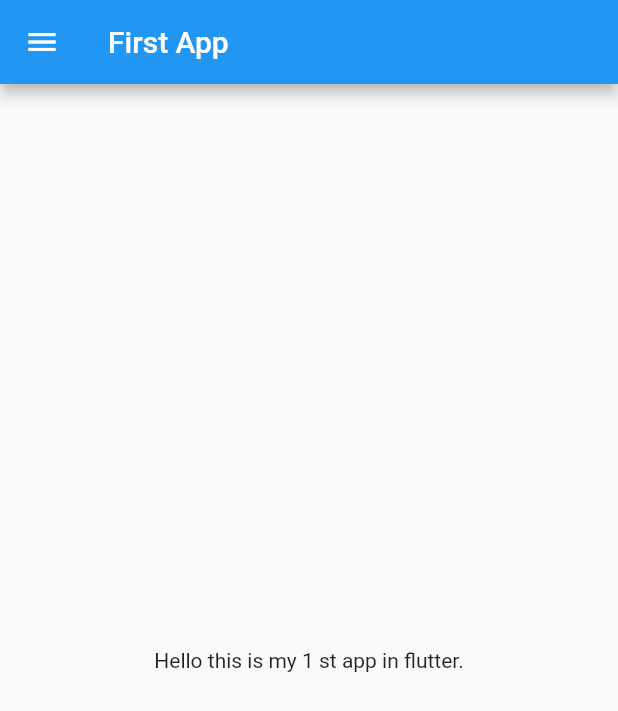
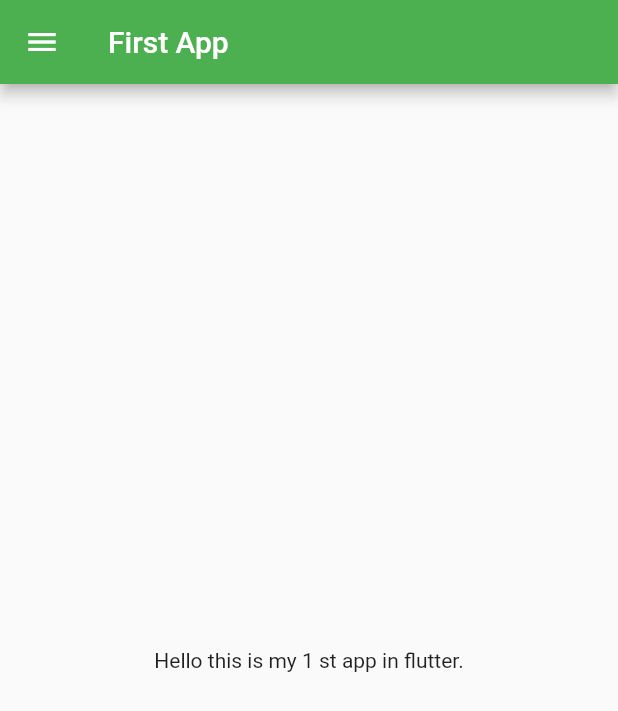
Before and after one commit to KrishnaTrada/Catalog-App, a Flutter app: the screen it shows after launch, on a phone screen of 412 x 824 dp. Shown: the top 711 px of the screen. Run offline on Flutter 3.47's test engine with Material 2 defaults, Android fonts, the phone set to English and light mode, and no system bars.

Commit message:
day3 is completed

```diff
--- a/lib/home_page.dart
+++ b/lib/home_page.dart
@@ -3,18 +3,18 @@ import 'package:flutter/material.dart';
 class HomePage extends StatelessWidget {
   final int no = 1;
   final String name = "flutter";
+
+  const HomePage({Key? key}) : super(key: key);
   @override
   Widget build(BuildContext context) {
     return Scaffold(
-      appBar : AppBar(
-        title: Text("First App"),
+      appBar: AppBar(
+        title: const Text("First App"),
       ),
-        body: Center(
-          child: Container(
-              child: Text("Hello this is my $no st app in $name."),
-            ),
-        ),
-        drawer: Drawer(),
-      );
+      body: Center(
+        child: Text("Hello this is my $no st app in $name."),
+      ),
+      drawer: const Drawer(),
+    );
   }
 }
--- a/lib/main.dart
+++ b/lib/main.dart
@@ -1,16 +1,31 @@
 import 'package:flutter/material.dart';
+import 'package:flutter_application_1/login_page.dart';
 
 import 'home_page.dart';
+import 'login_page.dart';
 
 void main() {
-  runApp(myApp());
+  runApp(const myApp());
 }
 
+// ignore: camel_case_types
 class myApp extends StatelessWidget {
+  const myApp({Key? key}) : super(key: key);
+
   @override
   Widget build(BuildContext context) {
     return MaterialApp(
-      home: HomePage(),
+      themeMode: ThemeMode.light,
+      theme: ThemeData(primarySwatch: Colors.green),
+      darkTheme: ThemeData(
+        brightness: Brightness.dark,
+      ),
+      initialRoute: "/home",
+      routes: {
+        '/': (context) => LoginPage(),
+        '/home': (context) => const HomePage(),
+        '/login': (context) => LoginPage(),
+      },
     );
   }
 }
```
Also changed, not shown: lib/login_page.dart (added, +21 -0 lines), 1 other file.
